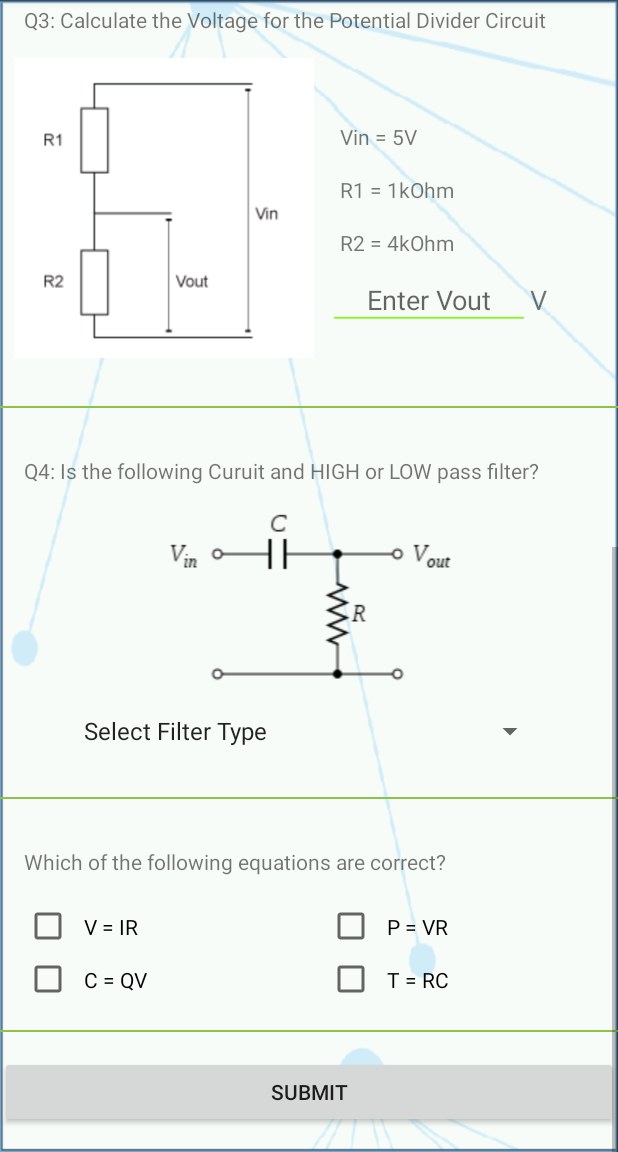
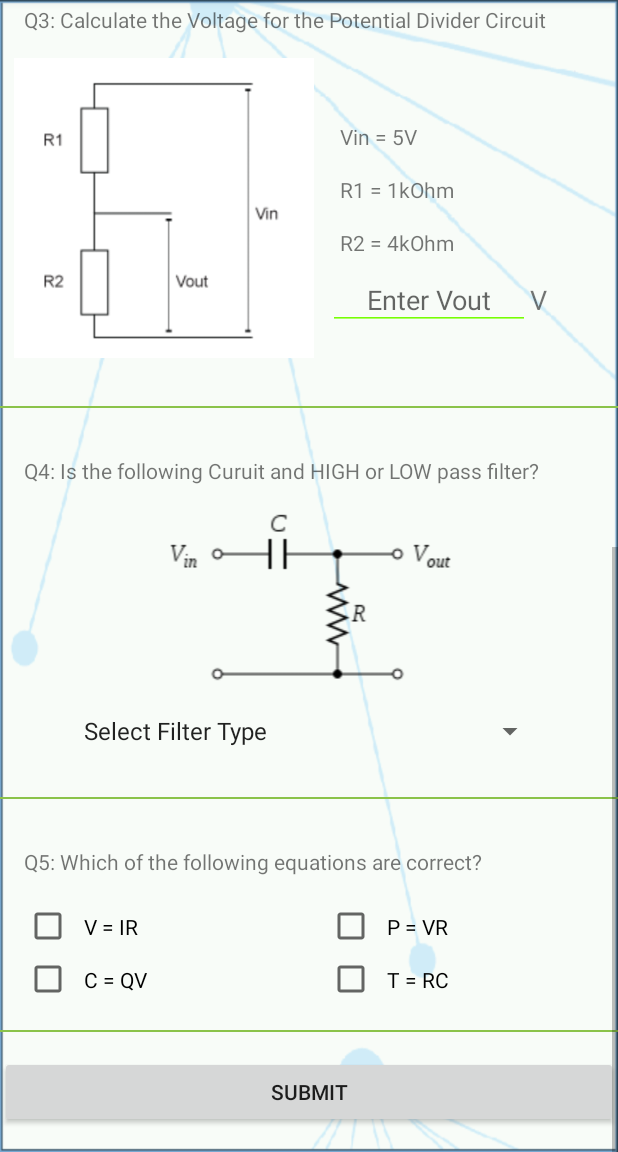
Before and after one commit to millsi86/ElectronicsQuiz, an Android app: the screen it shows after launch (MainActivity), scrolled down 694 dp, on a phone screen of 412 x 824 dp, the part 84-1236 px from its top. Run offline under Robolectric (Android 15) with nearby library versions, the phone set to English and light mode, and no system bars.

```diff
--- a/app/src/main/res/layout/activity_main.xml
+++ b/app/src/main/res/layout/activity_main.xml
@@ -328,7 +328,7 @@
                     style="@style/question1Labels"
                     android:text="@string/q5eq2" />
 
-            </LinearLayout>
+            </LinearLayout> <!-- Row 1 of equations-->
 
             <LinearLayout
                 style="@style/LinearHorizontal"
@@ -344,7 +344,7 @@
                     style="@style/question1Labels"
                     android:text="@string/q5eq4" />
 
-            </LinearLayout>
+            </LinearLayout> <!-- Row 2 of equations-->
 
             <View style="@style/HorizontalLine" /> <!-- Line -->
 
--- a/app/src/main/res/values/strings.xml
+++ b/app/src/main/res/values/strings.xml
@@ -31,7 +31,8 @@
         <item>High Pass</item>
     </string-array>
     <string name="q4answer">High Pass</string>
-    <string name="question5">Which of the following equations are correct?</string>
+    <string name="q4wrongans">Low Pass</string>
+    <string name="question5">Q5: Which of the following equations are correct?</string>
     <string name="q5eq1">V = IR</string>
     <string name="q5eq2">P = VR</string>
     <string name="q5eq3">C = QV</string>
@@ -42,6 +43,8 @@
     <string name="Q1ResError">Please enter a picture number for Question 1 Resistor</string>
     <string name="Q1PotError">Please enter a picture number for Question 1 Potentiometer</string>
     <string name="Q3Error">Please enter a Voltage for Question 3</string>
+    <string name="Q4Error">Please select a filter type for Question 4</string>
+    <string name="Q5Error">Please answer Question 5</string>
     <string name="Ans10of10">Congratulations, you Aced it with 14 out of 14!!!</string>
     <string name="AnsHighof10Start">Very Well done, you got\u0020</string>
     <string name="AnsMidof10Start">Well done, you got\u0020</string>
```
Also changed, not shown: app/src/main/java/com/example/android/electronicsquiz/MainActivity.java (+10 -6 lines).
